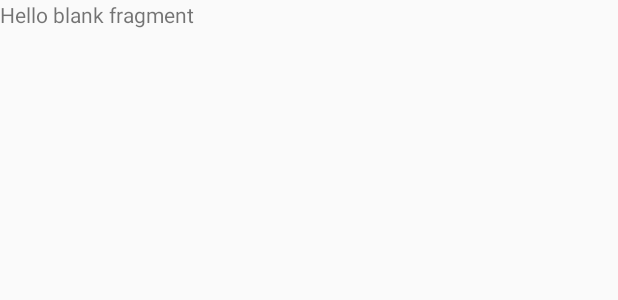
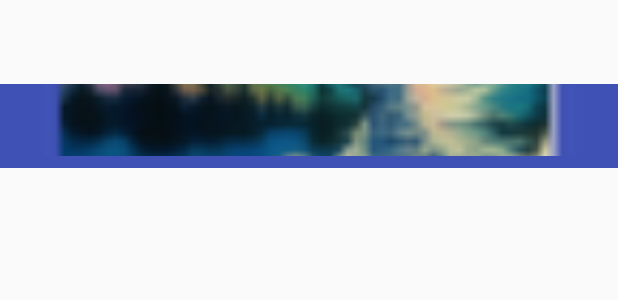
Before and after one commit to 3g0nz4l3z/reddit, an Android app: the layout fragment_post.xml on its own in the app's theme, with its tools: preview values and no code run, on a phone screen of 412 x 824 dp. Shown: the top 300 px of the screen. Run offline under Robolectric (Android 15) with nearby library versions, the phone set to English and light mode, and no system bars.

Commit message:
added: advance on how to display a post

```diff
--- a/app/src/main/AndroidManifest.xml
+++ b/app/src/main/AndroidManifest.xml
@@ -4,7 +4,7 @@
     <uses-permission android:name="android.permission.INTERNET"/>
     <application
         android:allowBackup="true"
-        android:icon="@mipmap/ic_launcher"
+        android:icon="@mipmap/magestic_unicorn"
         android:label="@string/app_name"
         android:roundIcon="@mipmap/ic_launcher_round"
         android:supportsRtl="true"
--- a/app/src/main/java/com/exequiel/redditor/ui/fragment/SubRedditPostListFragment.java
+++ b/app/src/main/java/com/exequiel/redditor/ui/fragment/SubRedditPostListFragment.java
@@ -27,8 +27,6 @@ import com.exequiel.redditor.ui.fragment.adapter.SubredditPostCursorAdapter;
 public class SubRedditPostListFragment extends ListFragment implements LoaderManager.LoaderCallbacks<Cursor>, IProgresBarRefresher {
     View rootView;
     private static final String TAG = SubRedditPostListFragment.class.getCanonicalName();
-    private static SharedPreferences pref;
-    private LinearLayout progressBaarContainer;
     SubredditPostCursorAdapter subredditPostCursorAdapter;
     private RelativeLayout fSubReddit;
     private LinearLayout progressBarContainer;
--- a/app/src/main/res/layout/fragment_post.xml
+++ b/app/src/main/res/layout/fragment_post.xml
@@ -1,13 +1,52 @@
-<FrameLayout xmlns:android="http://schemas.android.com/apk/res/android"
-    xmlns:tools="http://schemas.android.com/tools"
+<android.support.design.widget.CoordinatorLayout xmlns:android="http://schemas.android.com/apk/res/android"
+    xmlns:app="http://schemas.android.com/apk/res-auto"
     android:layout_width="match_parent"
     android:layout_height="match_parent"
-    tools:context="com.exequiel.redditor.ui.fragment.PostFragment">
+    android:fitsSystemWindows="true">
 
-    <!-- TODO: Update blank fragment layout -->
-    <TextView
+    <android.support.design.widget.AppBarLayout
         android:layout_width="match_parent"
-        android:layout_height="match_parent"
-        android:text="@string/hello_blank_fragment" />
+        android:layout_height="wrap_content">
+        <android.support.design.widget.CollapsingToolbarLayout
+            android:layout_width="match_parent"
+            android:layout_height="match_parent"
+            android:fitsSystemWindows="true"
+            app:layout_scrollFlags="scroll|enterAlwaysCollapsed">
 
-</FrameLayout>
+            <FrameLayout
+                android:layout_width="match_parent"
+                android:layout_height="wrap_content">
+
+                <ImageView
+                    android:layout_width="match_parent"
+                    android:layout_height="wrap_content"
+                    android:fitsSystemWindows="true"
+                    android:scaleType="centerCrop"
+                    android:src="@mipmap/magestic_unicorn" />
+                <View
+                    android:layout_width="match_parent"
+                    android:layout_height="match_parent" />
+                <LinearLayout
+                    android:layout_width="match_parent"
+                    android:layout_height="wrap_content"
+                    android:layout_gravity="bottom"
+                    android:orientation="vertical">
+
+                </LinearLayout>
+
+            </FrameLayout>
+            <android.support.v7.widget.Toolbar
+                android:id="@+id/toolbar_detail"
+                android:layout_width="match_parent"
+                android:layout_height="?actionBarSize"
+                app:layout_collapseMode="parallax"
+                app:layout_scrollFlags="scroll|enterAlways"
+                app:popupTheme="@style/ThemeOverlay.AppCompat.Light"
+                app:theme="@style/ThemeOverlay.AppCompat.Dark.ActionBar"/>
+        </android.support.design.widget.CollapsingToolbarLayout>
+    </android.support.design.widget.AppBarLayout>
+
+<ListView
+    android:layout_width="match_parent"
+    android:layout_height="match_parent"></ListView>
+</android.support.design.widget.CoordinatorLayout>
```
Also changed, not shown: app/src/main/java/com/exequiel/redditor/ui/fragment/PostFragment.java (+31 -75 lines), app/src/main/java/com/exequiel/redditor/ui/fragment/adapter/CommentsCursorAdapter.java (added, +15 -0 lines), app/src/main/ic_launcher-web.png (added), app/src/main/res/mipmap-hdpi/ic_launcher.png (deleted), app/src/main/res/mipmap-hdpi/magestic_unicorn.png (added), app/src/main/res/mipmap-mdpi/ic_launcher.png (deleted), app/src/main/res/mipmap-mdpi/magestic_unicorn.png (added), app/src/main/res/mipmap-xhdpi/ic_launcher.png (deleted), app/src/main/res/mipmap-xhdpi/magestic_unicorn.png (added), app/src/main/res/mipmap-xxhdpi/ic_launcher.png (deleted), app/src/main/res/mipmap-xxhdpi/magestic_unicorn.png (added), app/src/main/res/mipmap-xxxhdpi/ic_launcher.png (deleted), app/src/main/res/mipmap-xxxhdpi/magestic_unicorn.png (added).
